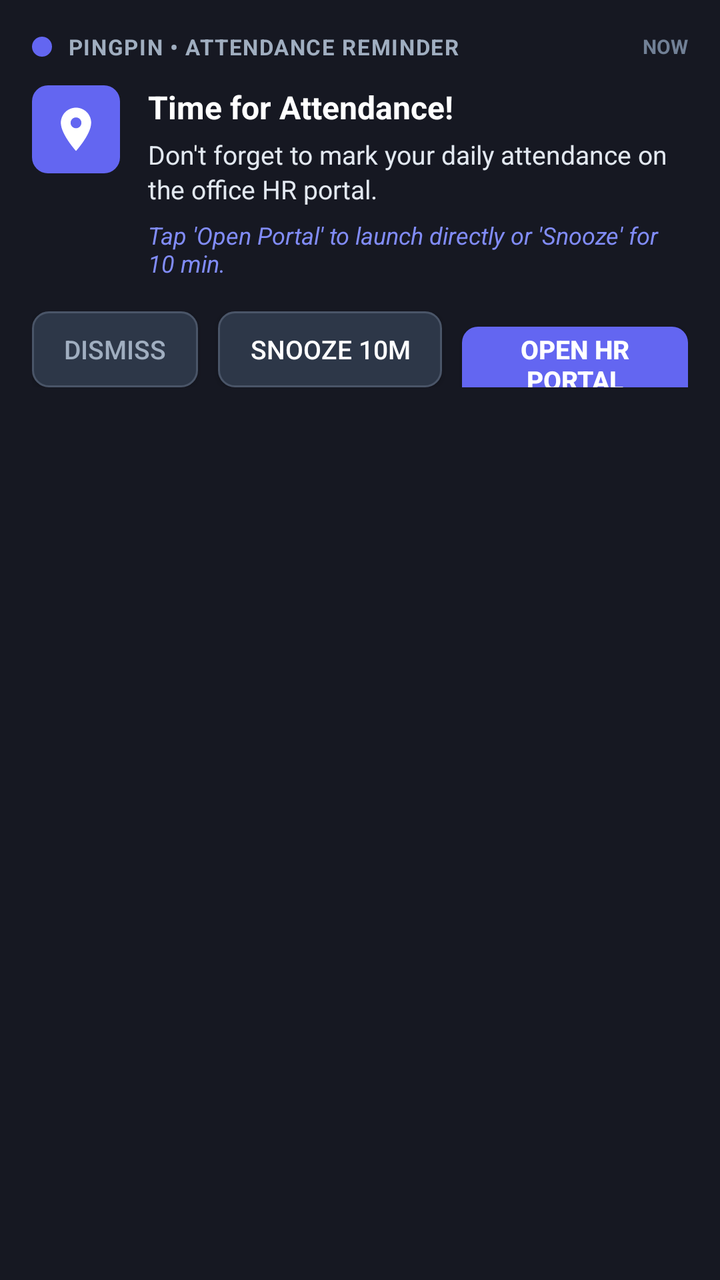
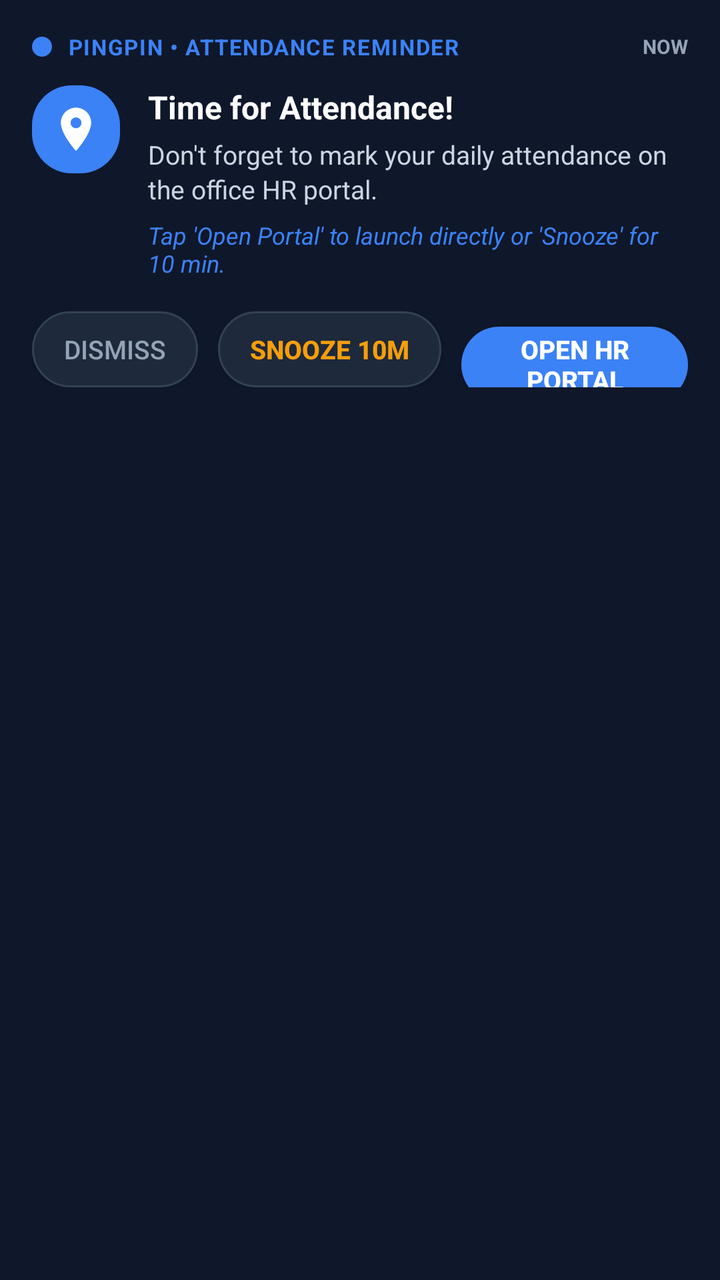

Compare the two renders of this Android layout. The source of the first and the diff that turns it into the second are given below.
<!-- AndroidManifest.xml: application theme Theme.PingPin -->
<!-- res/layout/notification_expanded.xml -->
<?xml version="1.0" encoding="utf-8"?>
<LinearLayout xmlns:android="http://schemas.android.com/apk/res/android"
    android:id="@+id/notification_expanded_container"
    android:layout_width="match_parent"
    android:layout_height="wrap_content"
    android:orientation="vertical"
    android:padding="16dp"
    android:background="#161822">

    
    <LinearLayout
        android:layout_width="match_parent"
        android:layout_height="wrap_content"
        android:orientation="horizontal"
        android:gravity="center_vertical">

        <ImageView
            android:layout_width="10dp"
            android:layout_height="10dp"
            android:contentDescription="@null"
            android:background="@drawable/notification_primary_btn_bg" />

        <TextView
            android:id="@+id/notif_expanded_app_name"
            android:layout_width="0dp"
            android:layout_height="wrap_content"
            android:layout_weight="1"
            android:layout_marginStart="8dp"
            android:text="PINGPIN • ATTENDANCE REMINDER"
            android:textColor="#A0AEC0"
            android:textSize="11sp"
            android:textStyle="bold"
            android:letterSpacing="0.05" />

        <TextView
            android:id="@+id/notif_expanded_time"
            android:layout_width="wrap_content"
            android:layout_height="wrap_content"
            android:text="NOW"
            android:textColor="#718096"
            android:textSize="10sp"
            android:textStyle="bold" />
    </LinearLayout>

    
    <LinearLayout
        android:layout_width="match_parent"
        android:layout_height="wrap_content"
        android:orientation="horizontal"
        android:gravity="top"
        android:layout_marginTop="12dp">

        <ImageView
            android:id="@+id/notif_expanded_icon"
            android:layout_width="44dp"
            android:layout_height="44dp"
            android:src="@drawable/ic_stat_notification"
            android:contentDescription="Notification Icon"
            android:background="@drawable/notification_primary_btn_bg"
            android:padding="9dp" />

        <LinearLayout
            android:layout_width="0dp"
            android:layout_height="wrap_content"
            android:layout_weight="1"
            android:layout_marginStart="14dp"
            android:orientation="vertical">

            <TextView
                android:id="@+id/notif_expanded_title"
                android:layout_width="match_parent"
                android:layout_height="wrap_content"
                android:text="Time for Attendance!"
                android:textColor="#FFFFFF"
                android:textSize="16sp"
                android:textStyle="bold" />

            <TextView
                android:id="@+id/notif_expanded_text"
                android:layout_width="match_parent"
                android:layout_height="wrap_content"
                android:layout_marginTop="4dp"
                android:text="Don't forget to mark your daily attendance on the office HR portal."
                android:textColor="#E2E8F0"
                android:textSize="13sp"
                android:lineSpacingExtra="2dp" />

            <TextView
                android:id="@+id/notif_expanded_subtext"
                android:layout_width="match_parent"
                android:layout_height="wrap_content"
                android:layout_marginTop="6dp"
                android:text="Tap 'Open Portal' to launch directly or 'Snooze' for 10 min."
                android:textColor="#818CF8"
                android:textSize="12sp"
                android:textStyle="italic" />
        </LinearLayout>
    </LinearLayout>

    
    <LinearLayout
        android:id="@+id/notif_expanded_actions_layout"
        android:layout_width="match_parent"
        android:layout_height="wrap_content"
        android:orientation="horizontal"
        android:layout_marginTop="16dp"
        android:gravity="end">

        <Button
            android:id="@+id/btn_notif_expanded_dismiss"
            android:layout_width="wrap_content"
            android:layout_height="38dp"
            android:background="@drawable/notification_secondary_btn_bg"
            android:text="Dismiss"
            android:textColor="#A0AEC0"
            android:textSize="13sp"
            android:paddingStart="16dp"
            android:paddingEnd="16dp"
            android:minHeight="0dp"
            android:minWidth="0dp" />

        <Button
            android:id="@+id/btn_notif_expanded_snooze"
            android:layout_width="wrap_content"
            android:layout_height="38dp"
            android:layout_marginStart="10dp"
            android:background="@drawable/notification_secondary_btn_bg"
            android:text="Snooze 10m"
            android:textColor="#FFFFFF"
            android:textSize="13sp"
            android:paddingStart="16dp"
            android:paddingEnd="16dp"
            android:minHeight="0dp"
            android:minWidth="0dp" />

        <Button
            android:id="@+id/btn_notif_expanded_open"
            android:layout_width="wrap_content"
            android:layout_height="38dp"
            android:layout_marginStart="10dp"
            android:background="@drawable/notification_primary_btn_bg"
            android:text="Open HR Portal"
            android:textColor="#FFFFFF"
            android:textSize="13sp"
            android:textStyle="bold"
            android:paddingStart="18dp"
            android:paddingEnd="18dp"
            android:minHeight="0dp"
            android:minWidth="0dp" />
    </LinearLayout>

</LinearLayout>
<!-- resources referenced by this layout -->
<resources>
  <!-- drawable ic_stat_notification (drawable) -->
  <vector xmlns:android="http://schemas.android.com/apk/res/android"
      android:width="24dp"
      android:height="24dp"
      android:viewportWidth="24"
      android:viewportHeight="24">
      
      <path
          android:fillColor="#FFFFFFFF"
          android:pathData="M12,2C8.13,2 5,5.13 5,9c0,5.25 7,13 7,13s7,-7.75 7,-13c0,-3.87 -3.13,-7 -7,-7zM12,11.5c-1.38,0 -2.5,-1.12 -2.5,-2.5s1.12,-2.5 2.5,-2.5 2.5,1.12 2.5,2.5 -1.12,2.5 -2.5,2.5z"/>
  </vector>
  <!-- drawable notification_primary_btn_bg (drawable) -->
  <shape xmlns:android="http://schemas.android.com/apk/res/android"
      android:shape="rectangle">
      <corners android:radius="8dp" />
      <solid android:color="#6366F1" />
  </shape>
  <!-- drawable notification_secondary_btn_bg (drawable) -->
  <shape xmlns:android="http://schemas.android.com/apk/res/android"
      android:shape="rectangle">
      <corners android:radius="8dp" />
      <solid android:color="#2D3748" />
      <stroke android:width="1dp" android:color="#4A5568" />
  </shape>
  <style name="Theme.PingPin" parent="android:Theme.Material.NoActionBar">
          <item name="android:statusBarColor">@android:color/transparent</item>
          <item name="android:navigationBarColor">@android:color/transparent</item>
      </style>
</resources>

<!-- the commit's change to res/layout/notification_expanded.xml (unified diff, before → after) -->
@@ -5,7 +5,7 @@
     android:layout_height="wrap_content"
     android:orientation="vertical"
     android:padding="16dp"
-    android:background="#161822">
+    android:background="#0F172A">
 
     
     <LinearLayout
@@ -27,7 +27,7 @@
             android:layout_weight="1"
             android:layout_marginStart="8dp"
             android:text="PINGPIN • ATTENDANCE REMINDER"
-            android:textColor="#A0AEC0"
+            android:textColor="#3B82F6"
             android:textSize="11sp"
             android:textStyle="bold"
             android:letterSpacing="0.05" />
@@ -37,7 +37,7 @@
             android:layout_width="wrap_content"
             android:layout_height="wrap_content"
             android:text="NOW"
-            android:textColor="#718096"
+            android:textColor="#94A3B8"
             android:textSize="10sp"
             android:textStyle="bold" />
     </LinearLayout>
@@ -81,7 +81,7 @@
                 android:layout_height="wrap_content"
                 android:layout_marginTop="4dp"
                 android:text="Don't forget to mark your daily attendance on the office HR portal."
-                android:textColor="#E2E8F0"
+                android:textColor="#CBD5E1"
                 android:textSize="13sp"
                 android:lineSpacingExtra="2dp" />
 
@@ -91,7 +91,7 @@
                 android:layout_height="wrap_content"
                 android:layout_marginTop="6dp"
                 android:text="Tap 'Open Portal' to launch directly or 'Snooze' for 10 min."
-                android:textColor="#818CF8"
+                android:textColor="#3B82F6"
                 android:textSize="12sp"
                 android:textStyle="italic" />
         </LinearLayout>
@@ -112,7 +112,7 @@
             android:layout_height="38dp"
             android:background="@drawable/notification_secondary_btn_bg"
             android:text="Dismiss"
-            android:textColor="#A0AEC0"
+            android:textColor="#94A3B8"
             android:textSize="13sp"
             android:paddingStart="16dp"
             android:paddingEnd="16dp"
@@ -126,8 +126,9 @@
             android:layout_marginStart="10dp"
             android:background="@drawable/notification_secondary_btn_bg"
             android:text="Snooze 10m"
-            android:textColor="#FFFFFF"
+            android:textColor="#F59E0B"
             android:textSize="13sp"
+            android:textStyle="bold"
             android:paddingStart="16dp"
             android:paddingEnd="16dp"
             android:minHeight="0dp"
<!-- resource entries referenced after the edit -->
@@ -14,15 +14,15 @@
   <!-- drawable notification_primary_btn_bg (drawable) -->
   <shape xmlns:android="http://schemas.android.com/apk/res/android"
       android:shape="rectangle">
-      <corners android:radius="8dp" />
-      <solid android:color="#6366F1" />
+      <corners android:radius="20dp" />
+      <solid android:color="#3B82F6" />
   </shape>
   <!-- drawable notification_secondary_btn_bg (drawable) -->
   <shape xmlns:android="http://schemas.android.com/apk/res/android"
       android:shape="rectangle">
-      <corners android:radius="8dp" />
-      <solid android:color="#2D3748" />
-      <stroke android:width="1dp" android:color="#4A5568" />
+      <corners android:radius="20dp" />
+      <solid android:color="#1E293B" />
+      <stroke android:width="1dp" android:color="#334155" />
   </shape>
   <style name="Theme.PingPin" parent="android:Theme.Material.NoActionBar">
           <item name="android:statusBarColor">@android:color/transparent</item>
